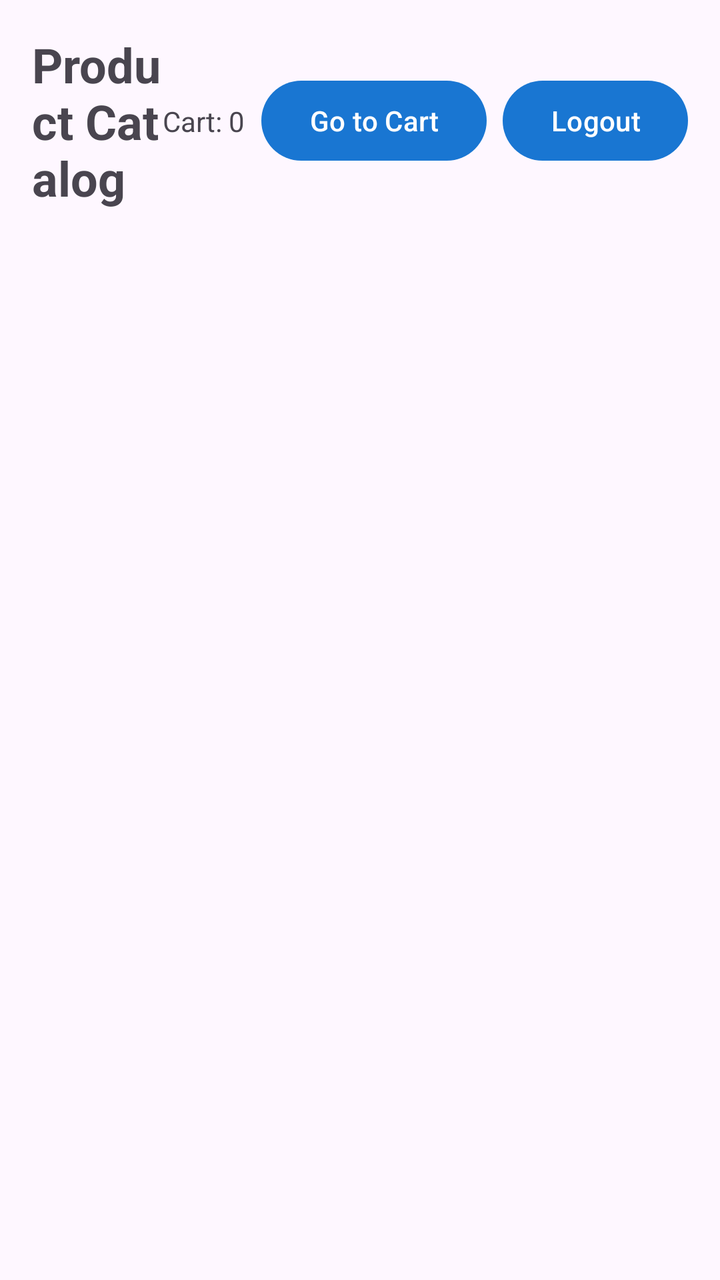
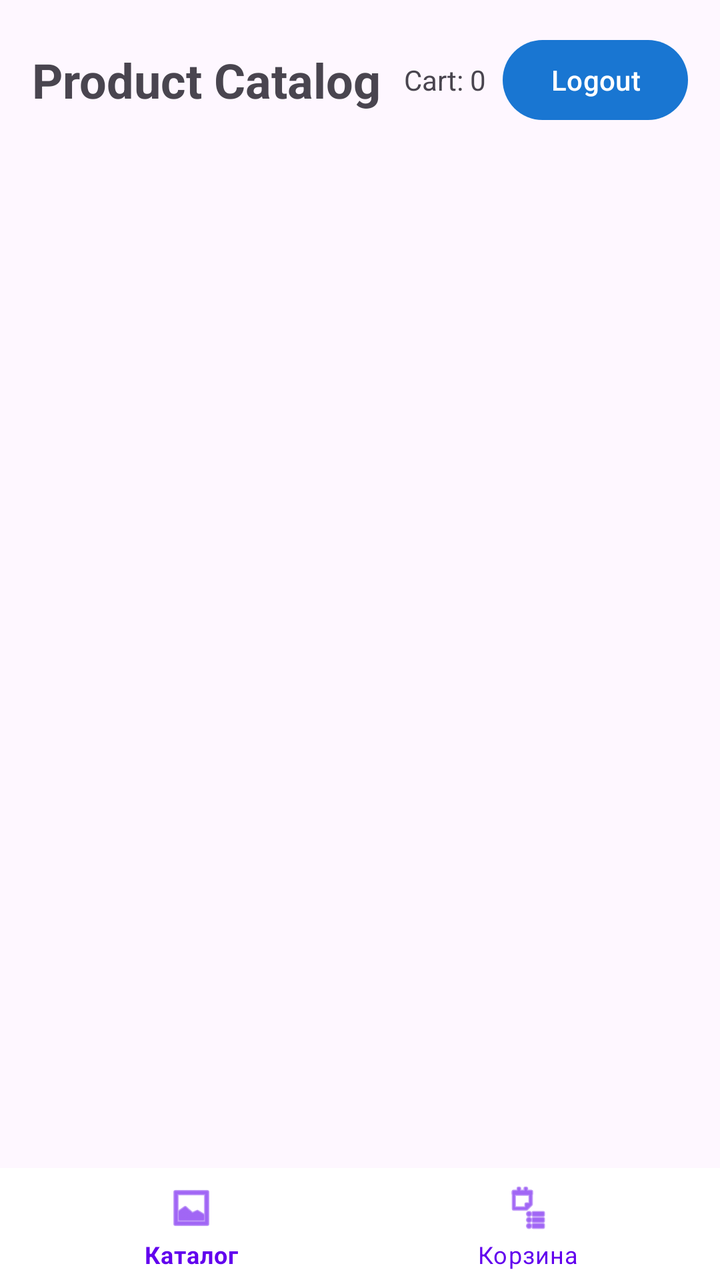

The first picture is an Android layout as it rendered before a commit; the second is the same layout after the commit. The layout source and the unified diff follow.
<!-- AndroidManifest.xml: application theme Theme.Lab1 -->
<!-- res/layout/activity_catalog.xml -->
<?xml version="1.0" encoding="utf-8"?>

<LinearLayout xmlns:android="http://schemas.android.com/apk/res/android"
    android:orientation="vertical"
    android:padding="16dp"
    android:layout_width="match_parent"
    android:layout_height="match_parent">

    <LinearLayout
        android:orientation="horizontal"
        android:layout_width="match_parent"
        android:layout_height="wrap_content"
        android:gravity="center_vertical">

        <TextView
            android:text="Product Catalog"
            android:textSize="24sp"
            android:textStyle="bold"
            android:layout_weight="1"
            android:layout_width="0dp"
            android:layout_height="wrap_content"/>

        <TextView
            android:id="@+id/cartCountText"
            android:text="Cart: 0"
            android:layout_marginEnd="8dp"
            android:layout_width="wrap_content"
            android:layout_height="wrap_content"/>

        <Button
            android:id="@+id/cartButton"
            android:text="Go to Cart"
            android:layout_width="wrap_content"
            android:layout_height="wrap_content"/>

        <Button
            android:id="@+id/logoutButton"
            android:text="Logout"
            android:layout_marginStart="8dp"
            android:layout_width="wrap_content"
            android:layout_height="wrap_content"/>

    </LinearLayout>

    <androidx.recyclerview.widget.RecyclerView
        android:id="@+id/catalogRecyclerView"
        android:layout_width="match_parent"
        android:layout_height="match_parent"/>

</LinearLayout>
<!-- resources referenced by this layout -->
<resources>
  <style name="Theme.Lab1" parent="Theme.Material3.Light.NoActionBar">
          <item name="colorPrimary">@color/blue_primary</item>
          <item name="colorOnPrimary">@color/blue_on_primary</item>
          <item name="colorPrimaryContainer">@color/blue_container</item>
      </style>
  <color name="blue_primary">#FF1976D2</color>
  <color name="blue_on_primary">#FFFFFFFF</color>
  <color name="blue_container">#FFBBDEFB</color>
</resources>

<!-- the commit's change to res/layout/activity_catalog.xml (unified diff, before → after) -->
@@ -1,13 +1,14 @@
 <?xml version="1.0" encoding="utf-8"?>
 
 <LinearLayout xmlns:android="http://schemas.android.com/apk/res/android"
+    xmlns:app="http://schemas.android.com/apk/res-auto"
     android:orientation="vertical"
-    android:padding="16dp"
     android:layout_width="match_parent"
     android:layout_height="match_parent">
 
     <LinearLayout
         android:orientation="horizontal"
+        android:padding="16dp"
         android:layout_width="match_parent"
         android:layout_height="wrap_content"
         android:gravity="center_vertical">
@@ -28,15 +29,8 @@
             android:layout_height="wrap_content"/>
 
         <Button
-            android:id="@+id/cartButton"
-            android:text="Go to Cart"
-            android:layout_width="wrap_content"
-            android:layout_height="wrap_content"/>
-
-        <Button
             android:id="@+id/logoutButton"
             android:text="Logout"
-            android:layout_marginStart="8dp"
             android:layout_width="wrap_content"
             android:layout_height="wrap_content"/>
 
@@ -45,6 +39,15 @@
     <androidx.recyclerview.widget.RecyclerView
         android:id="@+id/catalogRecyclerView"
         android:layout_width="match_parent"
-        android:layout_height="match_parent"/>
+        android:layout_height="0dp"
+        android:layout_weight="1"/>
+
+    <com.google.android.material.bottomnavigation.BottomNavigationView
+        android:id="@+id/bottomNavigation"
+        android:layout_width="match_parent"
+        android:layout_height="56dp"
+        android:elevation="8dp"
+        app:menu="@menu/bottom_nav_menu"
+        style="@style/BottomNavStyle"/>
 
 </LinearLayout>
<!-- resource entries referenced after the edit -->
@@ -1,10 +1,19 @@
 <!-- resources referenced by this layout -->
 <resources>
+  <style name="BottomNavStyle" parent="Widget.MaterialComponents.BottomNavigationView">
+          <item name="android:background">#FFFFFF</item>
+          <item name="itemIconTint">@color/nav_active</item>
+          <item name="itemTextColor">@color/nav_active</item>
+          <item name="itemPaddingTop">8dp</item>
+          <item name="itemPaddingBottom">8dp</item>
+          <item name="labelVisibilityMode">labeled</item>
+      </style>
   <style name="Theme.Lab1" parent="Theme.Material3.Light.NoActionBar">
           <item name="colorPrimary">@color/blue_primary</item>
           <item name="colorOnPrimary">@color/blue_on_primary</item>
           <item name="colorPrimaryContainer">@color/blue_container</item>
       </style>
+  <color name="nav_active">#FF6200EE</color>
   <color name="blue_primary">#FF1976D2</color>
   <color name="blue_on_primary">#FFFFFFFF</color>
   <color name="blue_container">#FFBBDEFB</color>
